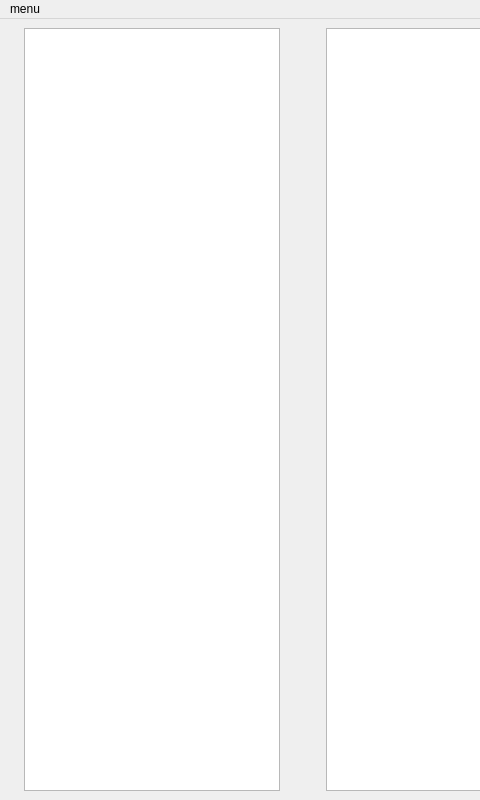
First picture: the form in mainwindow.ui, repository roazanas/cpp_creative_designerAWS, before the edit; both pictures show x 0 to 480 and y 0 to 800 of the 1043 by 800 pixel window.
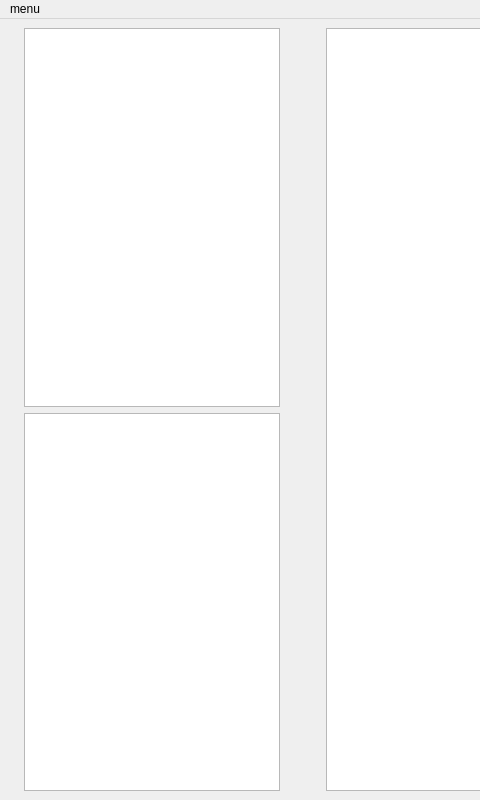
Second picture: the form after the edit. Icons and pictures are not drawn. Custom widgets are drawn as their Qt base class.

Diff of the .ui file:
```diff
--- a/mainwindow.ui
+++ b/mainwindow.ui
@@ -50,6 +50,8 @@
        </spacer>
       </item>
       <item>
+       <layout class="QVBoxLayout" name="verticalLayout_3">
+        <item>
        <widget class="QPlainTextEdit" name="infoPlain">
         <property name="sizePolicy">
          <sizepolicy hsizetype="Fixed" vsizetype="Minimum">
@@ -76,6 +78,24 @@
          <string>Загрузите изображение, нажав на кнопку в виде иконки этого приложения</string>
         </property>
        </widget>
+        </item>
+        <item>
+         <widget class="QListWidget" name="activityLog">
+          <property name="sizePolicy">
+           <sizepolicy hsizetype="Fixed" vsizetype="Minimum">
+            <horstretch>0</horstretch>
+            <verstretch>0</verstretch>
+           </sizepolicy>
+          </property>
+          <property name="editTriggers">
+           <set>QAbstractItemView::NoEditTriggers</set>
+          </property>
+          <property name="alternatingRowColors">
+           <bool>true</bool>
+          </property>
+         </widget>
+        </item>
+       </layout>
       </item>
       <item>
        <spacer name="horizontalSpacer_2">
```
Lines whose indentation alone changed are shown as unchanged.
